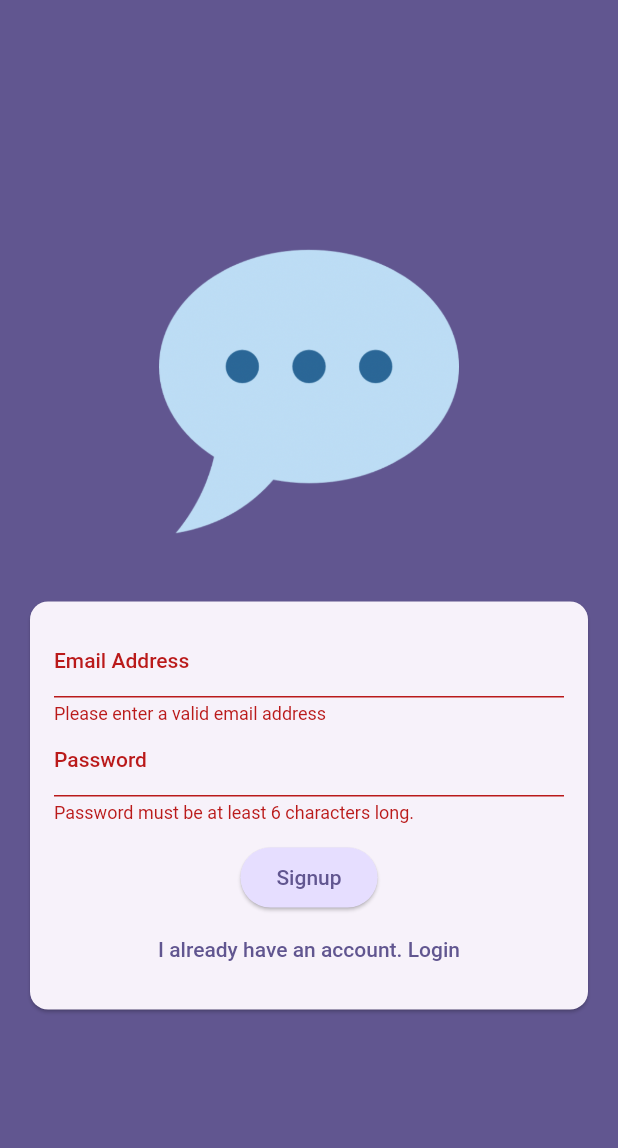
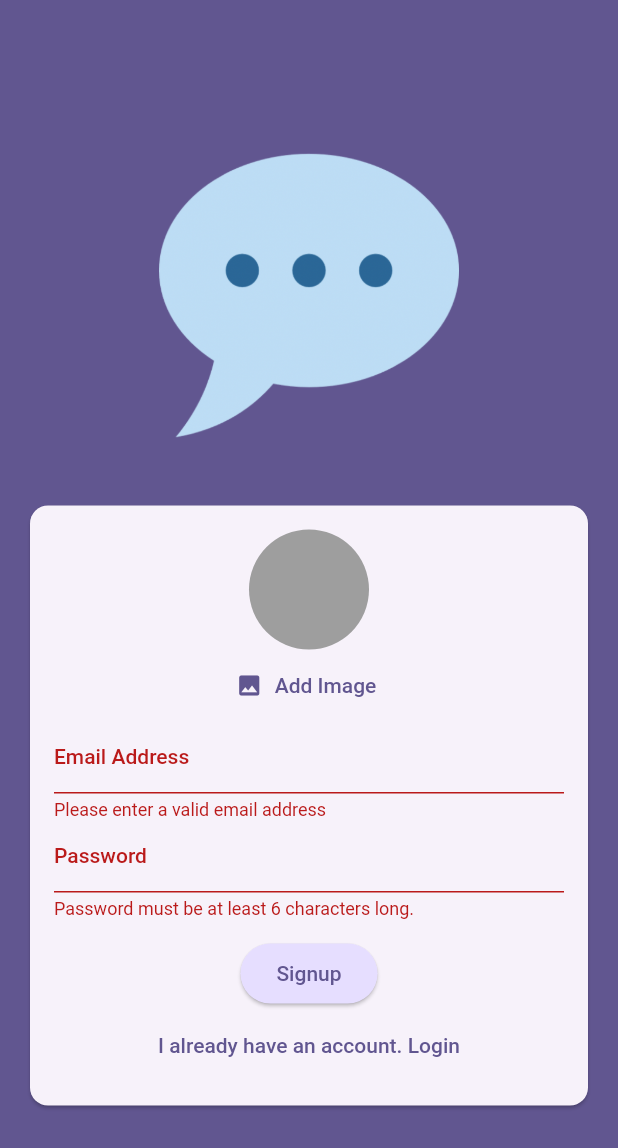
Before and after one commit to max-marschhauser/chat_app, a Flutter app: the screen it shows after launch, after a tap on "Login", after a tap on "Create an account.", on a phone screen of 412 x 824 dp. Shown: the top 1148 px of the screen. Run offline on Flutter 3.47's test engine with Material 2 defaults, Android fonts, the phone set to English and light mode, and no system bars; our stand-ins replace firebase_auth, firebase_core, firebase_storage, image_picker; accounts and stored records are empty.

Commit message:
added user image picker

```diff
--- a/lib/screens/auth.dart
+++ b/lib/screens/auth.dart
@@ -1,3 +1,7 @@
+import 'dart:io';
+
+import 'package:chat_app/widgets/user_image_picker.dart';
+import 'package:firebase_storage/firebase_storage.dart';
 import 'package:flutter/material.dart';
 import 'package:firebase_auth/firebase_auth.dart';
 
@@ -18,22 +22,36 @@ class _AuthScreenState extends State<AuthScreen> {
   var _isLogin = true;
   var _enteredEmail = '';
   var _enteredPassword = '';
+  File? _selectedImage;
+  var _isAuthenticating = false;
 
   void _submit() async {
     final isValid = _form.currentState!.validate();
 
-    if (!isValid) {
+    if (!isValid || !_isLogin && _selectedImage == null) {
+      // show error message ...
       return;
     }
 
     _form.currentState!.save();
     try {
+      setState(() {
+        _isAuthenticating = true;
+      });
       if (_isLogin) {
         final userCredentials = await _firebase.signInWithEmailAndPassword(
             email: _enteredEmail, password: _enteredPassword);
       } else {
         final userCredentials = await _firebase.createUserWithEmailAndPassword(
             email: _enteredEmail, password: _enteredPassword);
+
+        final storageRef = FirebaseStorage.instance
+            .ref()
+            .child('user_images')
+            .child('${userCredentials.user!.uid}.jpg');
+
+        await storageRef.putFile(_selectedImage!);
+        final imageUrl = await storageRef.getDownloadURL();
       }
     } on FirebaseAuthException catch (error) {
       if (error.code == 'email-already-in-use') {
@@ -45,6 +63,9 @@ class _AuthScreenState extends State<AuthScreen> {
           content: Text(error.message ?? 'Authentication failed'),
         ),
       );
+      setState(() {
+        _isAuthenticating = false;
+      });
     }
   }
 
@@ -77,6 +98,12 @@ class _AuthScreenState extends State<AuthScreen> {
                       child: Column(
                         mainAxisSize: MainAxisSize.min,
                         children: [
+                          if (!_isLogin)
+                            UserImagePicker(
+                              onPickImage: (pickedImage) {
+                                _selectedImage = pickedImage;
+                              },
+                            ),
                           TextFormField(
                             decoration: const InputDecoration(
                               labelText: 'Email Address',
@@ -112,6 +139,9 @@ class _AuthScreenState extends State<AuthScreen> {
                             },
                           ),
                           const SizedBox(height: 12),
+                          if (_isAuthenticating)
+                            const CircularProgressIndicator(),
+                          if (!_isAuthenticating)
                             ElevatedButton(
                               onPressed: _submit,
                               style: ElevatedButton.styleFrom(
@@ -121,6 +151,7 @@ class _AuthScreenState extends State<AuthScreen> {
                               ),
                               child: Text(_isLogin ? 'Login' : 'Signup'),
                             ),
+                          if (!_isAuthenticating)
                             TextButton(
                               onPressed: () {
                                 setState(() {
@@ -134,7 +165,8 @@ class _AuthScreenState extends State<AuthScreen> {
                               ),
                             ),
                         ],
-                        )),
+                      ),
+                    ),
                   ),
                 ),
               ),
--- /dev/null
+++ b/lib/widgets/user_image_picker.dart
@@ -0,0 +1,64 @@
+import 'dart:io';
+
+import 'package:flutter/material.dart';
+import 'package:image_picker/image_picker.dart';
+
+class UserImagePicker extends StatefulWidget {
+  const UserImagePicker({
+    super.key,
+    required this.onPickImage,
+  });
+
+  final void Function(File pickedImage) onPickImage;
+
+  @override
+  State<UserImagePicker> createState() {
+    return _UserImagePickerState();
+  }
+}
+
+class _UserImagePickerState extends State<UserImagePicker> {
+  File? _pickedImageFile;
+
+  void _pickImage() async {
+    final pickedImage = await ImagePicker().pickImage(
+      source: ImageSource.camera,
+      imageQuality: 50,
+      maxWidth: 150,
+    );
+
+    if (pickedImage == null) {
+      return;
+    }
+
+    setState(() {
+      _pickedImageFile = File(pickedImage.path);
+    });
+
+    widget.onPickImage(_pickedImageFile!);
+  }
+
+  @override
+  Widget build(BuildContext context) {
+    return Column(
+      children: [
+        CircleAvatar(
+          radius: 40,
+          backgroundColor: Colors.grey,
+          foregroundImage:
+              _pickedImageFile != null ? FileImage(_pickedImageFile!) : null,
+        ),
+        TextButton.icon(
+          onPressed: _pickImage,
+          icon: const Icon(Icons.image),
+          label: Text(
+            'Add Image',
+            style: TextStyle(
+              color: Theme.of(context).colorScheme.primary,
+            ),
+          ),
+        ),
+      ],
+    );
+  }
+}
--- a/pubspec.yaml
+++ b/pubspec.yaml
@@ -36,6 +36,8 @@ dependencies:
     cupertino_icons: ^1.0.2
     firebase_core: ^2.14.0
     firebase_auth: ^4.6.3
+    firebase_storage: ^11.2.4
+    image_picker: ^1.0.0
 
 dev_dependencies:
     flutter_test:
```
Also changed, not shown: pubspec.lock, 5 other files. Lines whose indentation alone changed are shown as unchanged.
